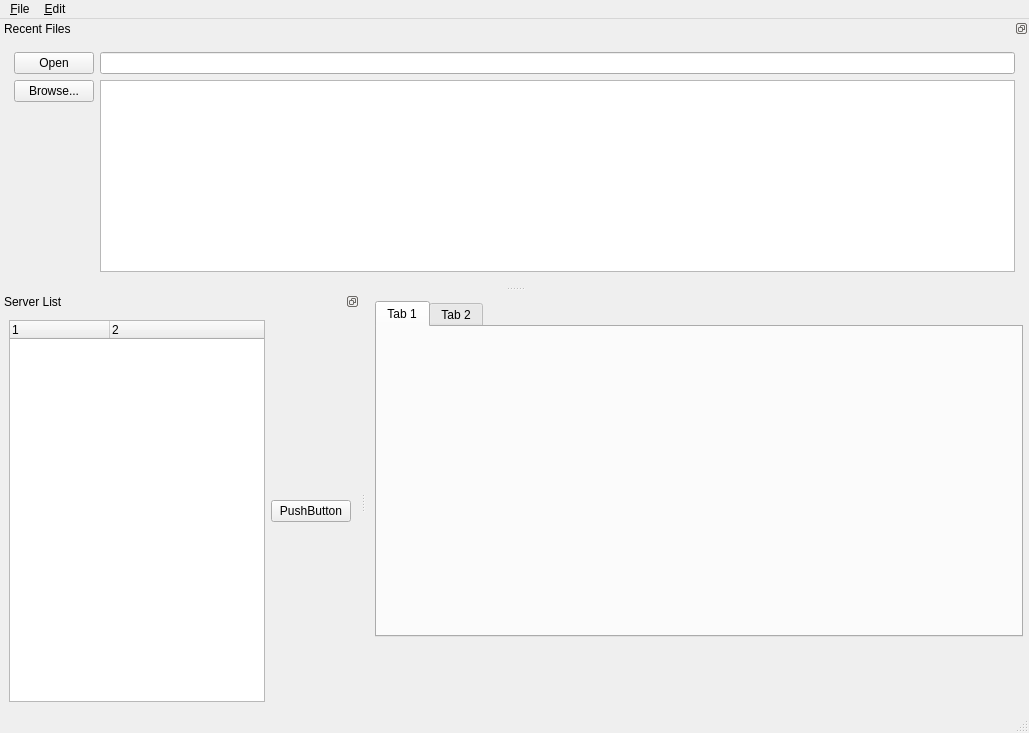
This is src/qt-client/MainWindow.ui in dgeelen/dmplayer as Qt 5 draws it before an edit. The edited form follows.
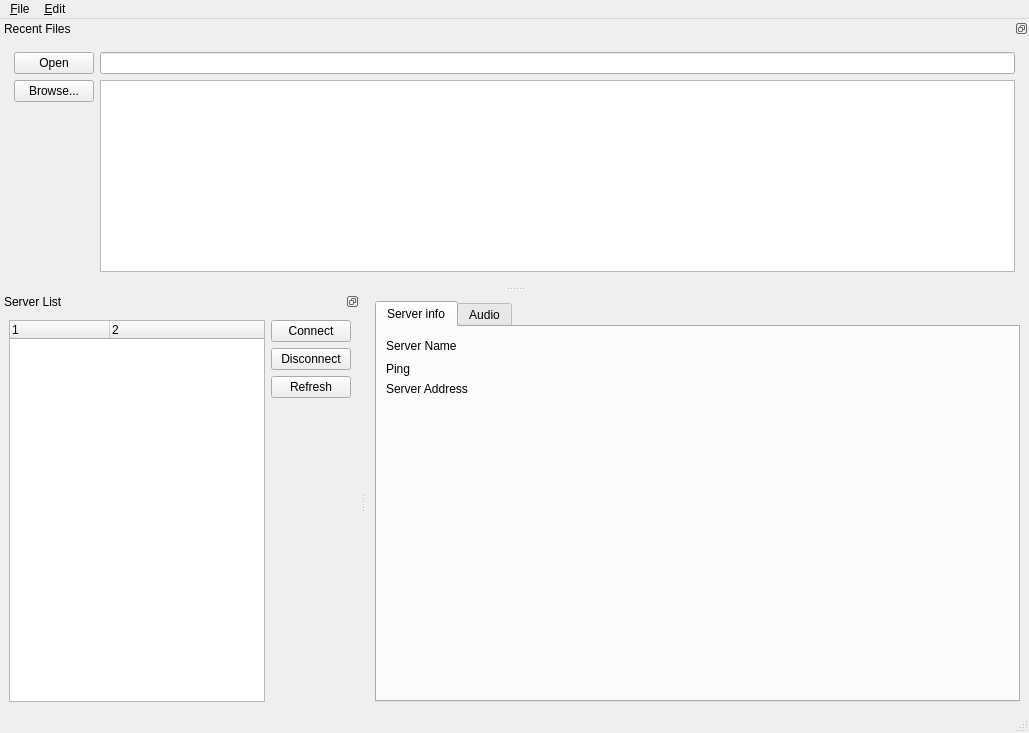
This is the edited form. The open tabs and pages were chosen to show the change. Icons and pictures are not drawn.

What changed in the file:
```diff
--- a/src/qt-client/MainWindow.ui
+++ b/src/qt-client/MainWindow.ui
@@ -19,15 +19,9 @@
    <set>QMainWindow::AllowNestedDocks|QMainWindow::AllowTabbedDocks|QMainWindow::AnimatedDocks|QMainWindow::VerticalTabs</set>
   </property>
   <widget class="QWidget" name="centralwidget" >
+   <layout class="QGridLayout" >
+    <item row="0" column="0" >
    <widget class="QTabWidget" name="tabWidget" >
-    <property name="geometry" >
-     <rect>
-      <x>9</x>
-      <y>9</y>
-      <width>648</width>
-      <height>336</height>
-     </rect>
-    </property>
     <property name="currentIndex" >
      <number>1</number>
     </property>
@@ -42,12 +36,89 @@
       </sizepolicy>
      </property>
      <attribute name="title" >
-      <string>Tab 1</string>
-     </attribute>
+        <string>Server info</string>
+       </attribute>
+       <layout class="QGridLayout" >
+        <item row="0" column="0" >
+         <layout class="QGridLayout" >
+          <item row="0" column="0" >
+           <widget class="QLabel" name="lblsvname" >
+            <property name="text" >
+             <string>Server Name</string>
+            </property>
+           </widget>
+          </item>
+          <item row="0" column="1" >
+           <widget class="QLabel" name="lblServerName" >
+            <property name="text" >
+             <string/>
+            </property>
+            <property name="indent" >
+             <number>-1</number>
+            </property>
+           </widget>
+          </item>
+          <item row="1" column="0" >
+           <widget class="QLabel" name="lblping" >
+            <property name="text" >
+             <string>Ping</string>
+            </property>
+           </widget>
+          </item>
+          <item row="1" column="1" >
+           <widget class="QLabel" name="lblPing" >
+            <property name="text" >
+             <string/>
+            </property>
+           </widget>
+          </item>
+          <item row="2" column="0" >
+           <widget class="QLabel" name="lblAddress" >
+            <property name="text" >
+             <string>Server Address</string>
+            </property>
+           </widget>
+          </item>
+          <item row="2" column="1" >
+           <widget class="QLabel" name="lblServerAddress" >
+            <property name="text" >
+             <string/>
+            </property>
+           </widget>
+          </item>
+          <item row="3" column="0" >
+           <spacer>
+            <property name="orientation" >
+             <enum>Qt::Vertical</enum>
+            </property>
+            <property name="sizeHint" >
+             <size>
+              <width>20</width>
+              <height>40</height>
+             </size>
+            </property>
+           </spacer>
+          </item>
+          <item row="0" column="2" >
+           <spacer>
+            <property name="orientation" >
+             <enum>Qt::Horizontal</enum>
+            </property>
+            <property name="sizeHint" >
+             <size>
+              <width>40</width>
+              <height>20</height>
+             </size>
+            </property>
+           </spacer>
+          </item>
+         </layout>
+        </item>
+       </layout>
     </widget>
     <widget class="QWidget" name="tab_2" >
      <attribute name="title" >
-      <string>Tab 2</string>
+        <string>Audio</string>
      </attribute>
      <widget class="QWidget" name="horizontalLayout" >
       <property name="geometry" >
@@ -148,6 +219,8 @@
      </widget>
     </widget>
    </widget>
+    </item>
+   </layout>
   </widget>
   <widget class="QMenuBar" name="menubar" >
    <property name="geometry" >
@@ -195,8 +268,6 @@
    <widget class="QWidget" name="dockWidgetContents" >
     <layout class="QHBoxLayout" >
      <item>
-      <layout class="QHBoxLayout" >
-       <item>
         <widget class="QTreeWidget" name="serverlist" >
          <column>
           <property name="text" >
@@ -211,12 +282,41 @@
         </widget>
        </item>
        <item>
-        <widget class="QPushButton" name="pushButton" >
+      <layout class="QVBoxLayout" >
+       <item>
+        <widget class="QPushButton" name="ConnectButton" >
          <property name="text" >
-          <string>PushButton</string>
+          <string>Connect</string>
          </property>
         </widget>
        </item>
+       <item>
+        <widget class="QPushButton" name="DisconnectButton" >
+         <property name="text" >
+          <string>Disconnect</string>
+         </property>
+        </widget>
+       </item>
+       <item>
+        <widget class="QPushButton" name="RefreshButton" >
+         <property name="text" >
+          <string>Refresh</string>
+         </property>
+        </widget>
+       </item>
+       <item>
+        <spacer>
+         <property name="orientation" >
+          <enum>Qt::Vertical</enum>
+         </property>
+         <property name="sizeHint" >
+          <size>
+           <width>20</width>
+           <height>40</height>
+          </size>
+         </property>
+        </spacer>
+       </item>
       </layout>
      </item>
     </layout>
```
Left out of the diff: 2 changed lines with no effect on the pictures. Lines whose indentation alone changed are shown as unchanged.
